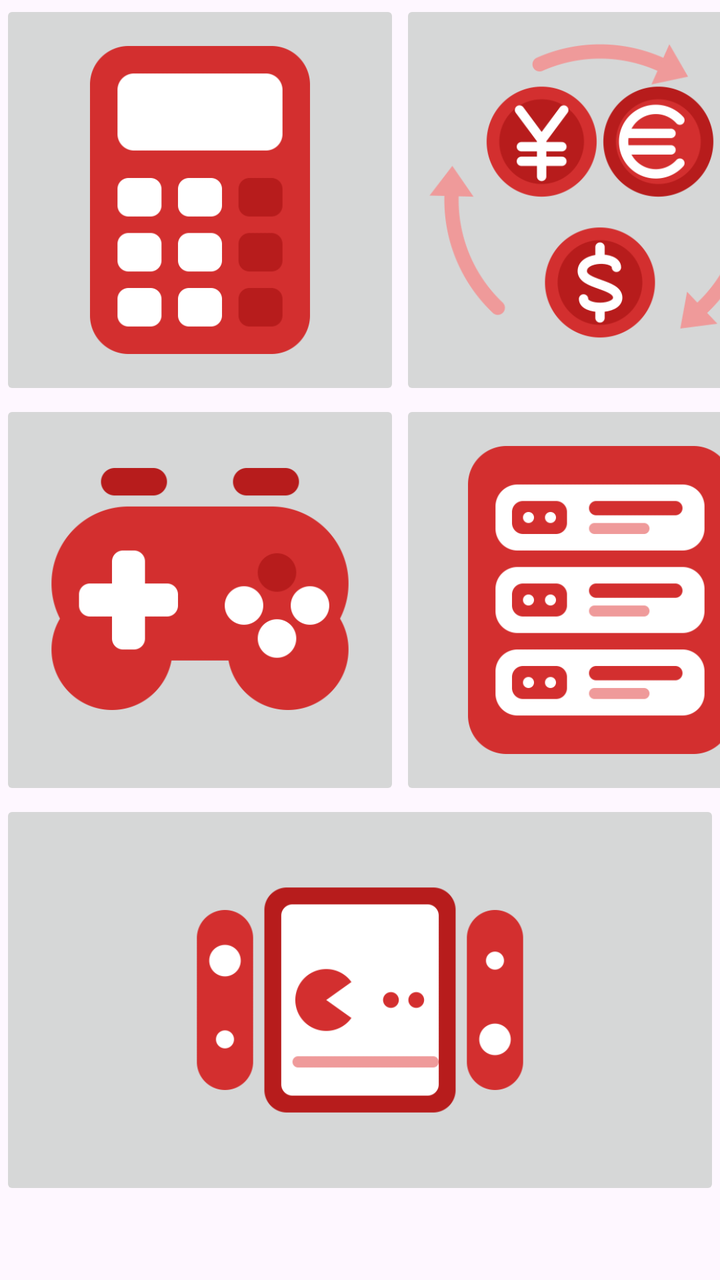
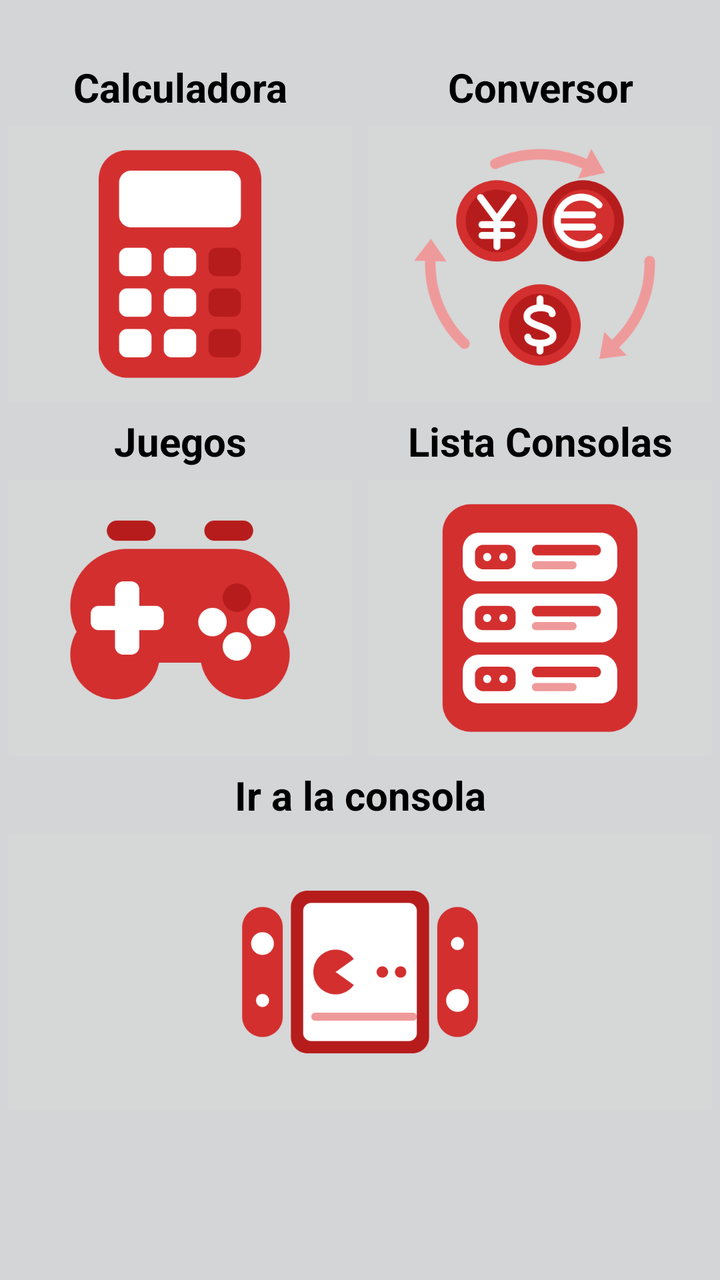

Compare the two renders of this Android layout. The source of the first and the diff that turns it into the second are given below.
<!-- AndroidManifest.xml: application theme Theme.ListaConsolas -->
<!-- res/layout/activity_main.xml -->
<?xml version="1.0" encoding="utf-8"?>
<LinearLayout xmlns:android="http://schemas.android.com/apk/res/android"
    xmlns:app="http://schemas.android.com/apk/res-auto"
    xmlns:tools="http://schemas.android.com/tools"
    android:id="@+id/main"
    android:layout_width="match_parent"
    android:layout_height="match_parent"
    android:orientation="vertical"
    tools:context=".MainActivity">

    <LinearLayout
        android:layout_width="match_parent"
        android:layout_height="wrap_content"
        android:orientation="horizontal">

        <ImageButton
            android:id="@+id/bCalculadora"
            android:layout_width="200dp"
            android:layout_height="200dp"
            android:scaleType="fitCenter"
            app:srcCompat="@drawable/calculadora" />

        <ImageButton
            android:id="@+id/bConversor"
            android:layout_width="200dp"
            android:layout_height="200dp"
            android:scaleType="fitCenter"
            app:srcCompat="@drawable/conversor" />

    </LinearLayout>

    <LinearLayout
        android:layout_width="match_parent"
        android:layout_height="wrap_content"
        android:orientation="horizontal">

        <ImageButton
            android:id="@+id/bJuegos"
            android:layout_width="200dp"
            android:layout_height="200dp"
            android:scaleType="fitCenter"
            app:srcCompat="@drawable/juegos" />

        <ImageButton
            android:id="@+id/bLista"
            android:layout_width="200dp"
            android:layout_height="200dp"
            android:scaleType="fitCenter"
            app:srcCompat="@drawable/lista" />
    </LinearLayout>

    <LinearLayout
        android:layout_width="match_parent"
        android:layout_height="match_parent"
        android:orientation="horizontal">

        <ImageButton
            android:id="@+id/bIrConsola"
            android:layout_width="match_parent"
            android:layout_height="200dp"
            android:scaleType="fitCenter"
            app:srcCompat="@drawable/consola" />
    </LinearLayout>

</LinearLayout>
<!-- resources referenced by this layout -->
<resources>
  <!-- drawable calculadora: png bitmap (drawable, 16222 bytes) -->
  <!-- drawable consola: png bitmap (drawable, 18695 bytes) -->
  <!-- drawable conversor: png bitmap (drawable, 44687 bytes) -->
  <!-- drawable juegos: png bitmap (drawable, 20582 bytes) -->
  <!-- drawable lista: png bitmap (drawable, 20829 bytes) -->
  <style name="Theme.ListaConsolas" parent="Base.Theme.ListaVideojuegos" />
  <style name="Base.Theme.ListaVideojuegos" parent="Theme.Material3.DayNight.NoActionBar">
          
          
      </style>
</resources>

<!-- the commit's change to res/layout/activity_main.xml (unified diff, before → after) -->
@@ -5,27 +5,39 @@
     android:id="@+id/main"
     android:layout_width="match_parent"
     android:layout_height="match_parent"
+    android:background="#D4D5D6"
     android:orientation="vertical"
     tools:context=".MainActivity">
 
     <LinearLayout
         android:layout_width="match_parent"
         android:layout_height="wrap_content"
+        android:layout_marginTop="30dp"
+        android:layout_weight="0"
+        android:backgroundTint="#D52A2A"
         android:orientation="horizontal">
 
-        <ImageButton
-            android:id="@+id/bCalculadora"
-            android:layout_width="200dp"
-            android:layout_height="200dp"
-            android:scaleType="fitCenter"
-            app:srcCompat="@drawable/calculadora" />
+        <TextView
+            android:id="@+id/titleCalculadora"
+            android:layout_width="0dp"
+            android:layout_height="wrap_content"
+            android:layout_weight="1"
+            android:text="Calculadora"
+            android:textAlignment="center"
+            android:textColor="#000000"
+            android:textSize="20sp"
+            android:textStyle="bold" />
 
-        <ImageButton
-            android:id="@+id/bConversor"
-            android:layout_width="200dp"
-            android:layout_height="200dp"
-            android:scaleType="fitCenter"
-            app:srcCompat="@drawable/conversor" />
+        <TextView
+            android:id="@+id/titleConversor"
+            android:layout_width="0dp"
+            android:layout_height="wrap_content"
+            android:layout_weight="1"
+            android:text="Conversor"
+            android:textAlignment="center"
+            android:textColor="#000000"
+            android:textSize="20sp"
+            android:textStyle="bold" />
 
     </LinearLayout>
 
@@ -35,29 +47,102 @@
         android:orientation="horizontal">
 
         <ImageButton
+            android:id="@+id/bCalculadora"
+            android:layout_width="0dp"
+            android:layout_height="150dp"
+            android:layout_weight="1"
+            android:scaleType="fitCenter"
+            app:srcCompat="@drawable/calculadora" />
+
+        <ImageButton
+            android:id="@+id/bConversor"
+            android:layout_width="0dp"
+            android:layout_height="150dp"
+            android:layout_weight="1"
+            android:scaleType="fitCenter"
+            app:srcCompat="@drawable/conversor" />
+
+    </LinearLayout>
+
+    <LinearLayout
+        android:layout_width="match_parent"
+        android:layout_height="wrap_content"
+        android:layout_weight="0"
+        android:orientation="horizontal">
+
+        <TextView
+            android:id="@+id/titleJuegos"
+            android:layout_width="0dp"
+            android:layout_height="wrap_content"
+            android:layout_weight="1"
+            android:text="Juegos"
+            android:textAlignment="center"
+            android:textColor="#000000"
+            android:textSize="20dp"
+            android:textStyle="bold" />
+
+        <TextView
+            android:id="@+id/titleLista"
+            android:layout_width="0dp"
+            android:layout_height="wrap_content"
+            android:layout_weight="1"
+            android:text="Lista Consolas"
+            android:textAlignment="center"
+            android:textColor="#020202"
+            android:textSize="20dp"
+            android:textStyle="bold" />
+    </LinearLayout>
+
+    <LinearLayout
+        android:layout_width="match_parent"
+        android:layout_height="wrap_content"
+        android:orientation="horizontal">
+
+        <ImageButton
             android:id="@+id/bJuegos"
-            android:layout_width="200dp"
-            android:layout_height="200dp"
+            android:layout_width="150dp"
+            android:layout_height="150dp"
+            android:layout_weight="1"
             android:scaleType="fitCenter"
             app:srcCompat="@drawable/juegos" />
 
         <ImageButton
             android:id="@+id/bLista"
-            android:layout_width="200dp"
-            android:layout_height="200dp"
+            android:layout_width="150dp"
+            android:layout_height="150dp"
+            android:layout_weight="1"
             android:scaleType="fitCenter"
             app:srcCompat="@drawable/lista" />
     </LinearLayout>
 
     <LinearLayout
         android:layout_width="match_parent"
-        android:layout_height="match_parent"
+        android:layout_height="wrap_content"
+        android:layout_weight="0"
+        android:orientation="horizontal">
+
+        <TextView
+            android:id="@+id/titleIrConsola"
+            android:layout_width="0dp"
+            android:layout_height="wrap_content"
+            android:layout_weight="1"
+            android:text="Ir a la consola"
+            android:textAlignment="center"
+            android:textColor="#000000"
+            android:textSize="20dp"
+            android:textStyle="bold" />
+    </LinearLayout>
+
+    <LinearLayout
+        android:layout_width="match_parent"
+        android:layout_height="wrap_content"
         android:orientation="horizontal">
 
         <ImageButton
             android:id="@+id/bIrConsola"
-            android:layout_width="match_parent"
-            android:layout_height="200dp"
+            android:layout_width="400dp"
+            android:layout_height="150dp"
+            android:layout_weight="1"
             android:scaleType="fitCenter"
             app:srcCompat="@drawable/consola" />
     </LinearLayout>
